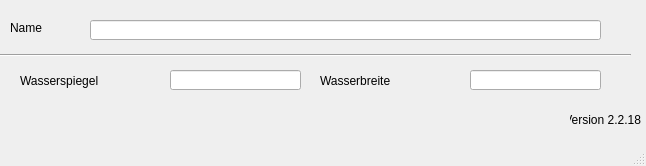
hoettges/QKan, file qkan/database/templates/profildaten.ui: the form before one commit.
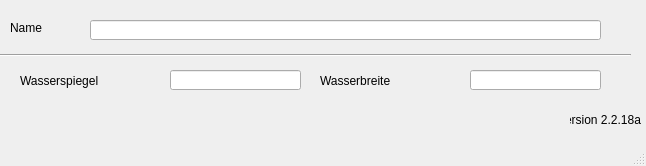
The form after the commit.

What changed in the file:
```diff
--- a/qkan/database/templates/profildaten.ui
+++ b/qkan/database/templates/profildaten.ui
@@ -109,7 +109,7 @@
      <string>Version QKan Import</string>
     </property>
     <property name="text">
-     <string>Version 2.2.18</string>
+     <string>Version 2.2.18a</string>
     </property>
     <property name="alignment">
      <set>Qt::AlignRight|Qt::AlignTrailing|Qt::AlignVCenter</set>
```
